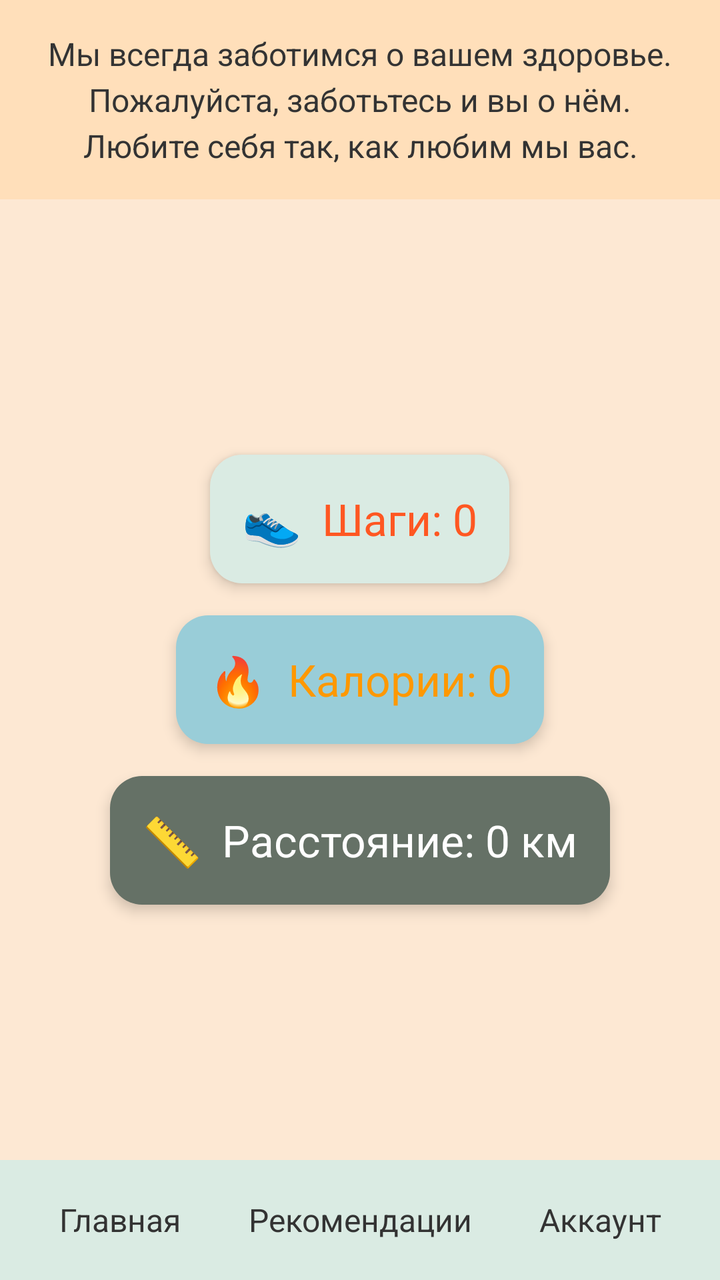
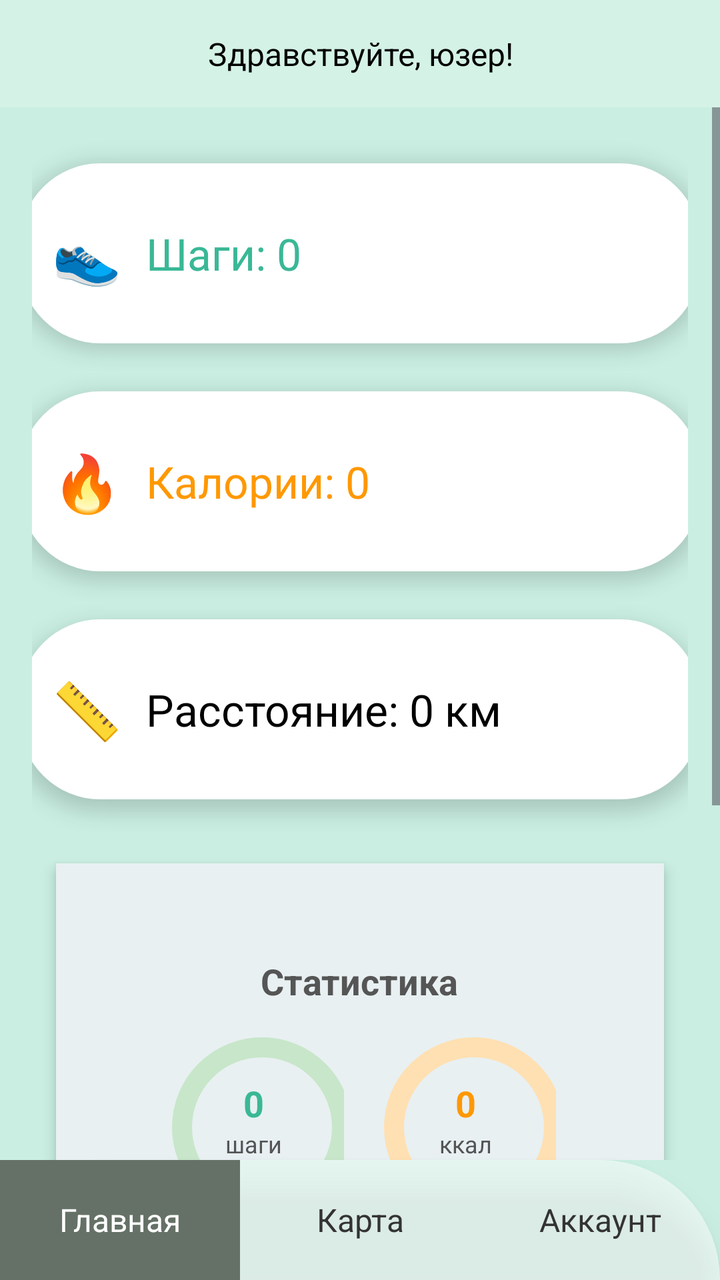

Two renders of the same Android screen: before a commit and after it. Below are the layout's source before the change and the commit's diff.
<!-- AndroidManifest.xml: application theme Theme.ProjectPAM -->
<!-- res/layout/activity_main.xml -->
<LinearLayout xmlns:android="http://schemas.android.com/apk/res/android"
    android:orientation="vertical"
    android:layout_width="match_parent"
    android:layout_height="match_parent"
    android:background="#fde8d3">

    
    <LinearLayout
        android:layout_width="match_parent"
        android:layout_height="wrap_content"
        android:padding="16dp"
        android:background="#ffdfba"
        android:orientation="vertical"
        android:gravity="center">

        <TextView
            android:layout_width="match_parent"
            android:layout_height="wrap_content"
            android:text="Мы всегда заботимся о вашем здоровье. Пожалуйста, заботьтесь и вы о нём. Любите себя так, как любим мы вас."
            android:textSize="16sp"
            android:textColor="#333333"
            android:gravity="center"
            android:lineSpacingExtra="4dp"/>
    </LinearLayout>

    
    <LinearLayout
        android:orientation="vertical"
        android:layout_width="match_parent"
        android:layout_height="0dp"
        android:layout_weight="1"
        android:gravity="center"
        android:padding="20dp">

        
        <LinearLayout
            android:layout_width="wrap_content"
            android:layout_height="wrap_content"
            android:orientation="horizontal"
            android:padding="16dp"
            android:layout_margin="8dp"
            android:background="@drawable/card_steps"
            android:gravity="center_vertical"
            android:elevation="4dp">

            <TextView
                android:layout_width="wrap_content"
                android:layout_height="wrap_content"
                android:text="👟"
                android:textSize="24sp"
                android:layout_marginEnd="10dp"/>

            <TextView
                android:id="@+id/stepsText"
                android:layout_width="wrap_content"
                android:layout_height="wrap_content"
                android:text="Шаги: 0"
                android:textSize="22sp"
                android:textColor="#ff5722"/>
        </LinearLayout>

        
        <LinearLayout
            android:layout_width="wrap_content"
            android:layout_height="wrap_content"
            android:orientation="horizontal"
            android:padding="16dp"
            android:layout_margin="8dp"
            android:background="@drawable/card_calories"
            android:gravity="center_vertical"
            android:elevation="4dp">

            <TextView
                android:layout_width="wrap_content"
                android:layout_height="wrap_content"
                android:text="🔥"
                android:textSize="24sp"
                android:layout_marginEnd="10dp"/>

            <TextView
                android:id="@+id/caloriesText"
                android:layout_width="wrap_content"
                android:layout_height="wrap_content"
                android:text="Калории: 0"
                android:textSize="22sp"
                android:textColor="#ff9800"/>
        </LinearLayout>

        
        <LinearLayout
            android:layout_width="wrap_content"
            android:layout_height="wrap_content"
            android:orientation="horizontal"
            android:padding="16dp"
            android:layout_margin="8dp"
            android:background="@drawable/card_distance"
            android:gravity="center_vertical"
            android:elevation="4dp">

            <TextView
                android:layout_width="wrap_content"
                android:layout_height="wrap_content"
                android:text="📏"
                android:textSize="24sp"
                android:layout_marginEnd="10dp"/>

            <TextView
                android:id="@+id/distanceText"
                android:layout_width="wrap_content"
                android:layout_height="wrap_content"
                android:text="Расстояние: 0 км"
                android:textSize="22sp"
                android:textColor="#ffffff"/>
        </LinearLayout>

    </LinearLayout>

    
    <LinearLayout
        android:layout_width="match_parent"
        android:layout_height="60dp"
        android:background="#daebe3"
        android:orientation="horizontal"
        android:gravity="center"
        android:weightSum="3">

        <TextView
            android:id="@+id/navHome"
            android:layout_width="0dp"
            android:layout_height="match_parent"
            android:layout_weight="1"
            android:gravity="center"
            android:text="Главная"
            android:textSize="16sp"
            android:textColor="#333333"/>

        <TextView
            android:id="@+id/navRecommendations"
            android:layout_width="0dp"
            android:layout_height="match_parent"
            android:layout_weight="1"
            android:gravity="center"
            android:text="Рекомендации"
            android:textSize="16sp"
            android:textColor="#333333"/>

        <TextView
            android:id="@+id/navAccount"
            android:layout_width="0dp"
            android:layout_height="match_parent"
            android:layout_weight="1"
            android:gravity="center"
            android:text="Аккаунт"
            android:textSize="16sp"
            android:textColor="#333333"/>
    </LinearLayout>

</LinearLayout>
<!-- resources referenced by this layout -->
<resources>
  <!-- drawable card_calories (drawable) -->
  <shape xmlns:android="http://schemas.android.com/apk/res/android" android:shape="rectangle">
      <solid android:color="#99cdd8"/>
      <corners android:radius="16dp"/>
  </shape>
  <!-- drawable card_distance (drawable) -->
  <shape xmlns:android="http://schemas.android.com/apk/res/android" android:shape="rectangle">
      <solid android:color="#657166"/>
      <corners android:radius="16dp"/>
  </shape>
  <!-- drawable card_steps (drawable) -->
  <shape xmlns:android="http://schemas.android.com/apk/res/android" android:shape="rectangle">
      <solid android:color="#daebe3"/>
      <corners android:radius="16dp"/>
  </shape>
  <style name="Theme.ProjectPAM" parent="Base.Theme.ProjectPAM" />
  <style name="Base.Theme.ProjectPAM" parent="Theme.Material3.DayNight.NoActionBar">
          
          
      </style>
</resources>

<!-- the commit's change to res/layout/activity_main.xml (unified diff, before → after) -->
@@ -1,128 +1,331 @@
 <LinearLayout xmlns:android="http://schemas.android.com/apk/res/android"
+    xmlns:app="http://schemas.android.com/apk/res-auto"
     android:orientation="vertical"
     android:layout_width="match_parent"
     android:layout_height="match_parent"
-    android:background="#fde8d3">
+    android:background="#CAEFE2">
 
     
     <LinearLayout
         android:layout_width="match_parent"
         android:layout_height="wrap_content"
-        android:padding="16dp"
-        android:background="#ffdfba"
+        android:background="#D4F2E5"
+        android:gravity="center"
         android:orientation="vertical"
-        android:gravity="center">
+        android:padding="16dp">
 
         <TextView
             android:layout_width="match_parent"
             android:layout_height="wrap_content"
-            android:text="Мы всегда заботимся о вашем здоровье. Пожалуйста, заботьтесь и вы о нём. Любите себя так, как любим мы вас."
-            android:textSize="16sp"
-            android:textColor="#333333"
             android:gravity="center"
-            android:lineSpacingExtra="4dp"/>
+            android:lineSpacingExtra="4dp"
+            android:text="Здравствуйте, юзер!"
+            android:textColor="#000000"
+            android:textSize="16sp" />
     </LinearLayout>
+
+    
+    <ScrollView
+        android:layout_width="match_parent"
+        android:layout_height="0dp"
+        android:layout_weight="1">
+
+        <LinearLayout
+            android:orientation="vertical"
+            android:layout_width="match_parent"
+            android:layout_height="wrap_content"
+            android:gravity="center_horizontal"
+            android:padding="16dp">
+
+            
+            <LinearLayout
+                android:layout_width="340dp"
+                android:layout_height="90dp"
+                android:orientation="horizontal"
+                android:padding="16dp"
+                android:layout_margin="12dp"
+                android:background="@drawable/card_steps"
+                android:gravity="center_vertical"
+                android:elevation="6dp">
+
+                <TextView
+                    android:layout_width="wrap_content"
+                    android:layout_height="wrap_content"
+                    android:text="👟"
+                    android:textSize="28sp"
+                    android:layout_marginEnd="12dp"/>
+
+                <TextView
+                    android:id="@+id/stepsText"
+                    android:layout_width="wrap_content"
+                    android:layout_height="wrap_content"
+                    android:text="Шаги: 0"
+                    android:textSize="22sp"
+                    android:textColor="#3AB896"/>
+            </LinearLayout>
+
+            
+            <LinearLayout
+                android:layout_width="340dp"
+                android:layout_height="90dp"
+                android:orientation="horizontal"
+                android:padding="16dp"
+                android:layout_margin="12dp"
+                android:background="@drawable/card_calories"
+                android:gravity="center_vertical"
+                android:elevation="6dp">
+
+                <TextView
+                    android:layout_width="wrap_content"
+                    android:layout_height="wrap_content"
+                    android:text="🔥"
+                    android:textSize="28sp"
+                    android:layout_marginEnd="12dp"/>
+
+                <TextView
+                    android:id="@+id/caloriesText"
+                    android:layout_width="wrap_content"
+                    android:layout_height="wrap_content"
+                    android:text="Калории: 0"
+                    android:textSize="22sp"
+                    android:textColor="#ff9800"/>
+            </LinearLayout>
+
+            
+            <LinearLayout
+                android:layout_width="340dp"
+                android:layout_height="90dp"
+                android:orientation="horizontal"
+                android:padding="16dp"
+                android:layout_margin="12dp"
+                android:background="@drawable/card_distance"
+                android:gravity="center_vertical"
+                android:elevation="6dp">
+
+                <TextView
+                    android:layout_width="wrap_content"
+                    android:layout_height="wrap_content"
+                    android:text="📏"
+                    android:textSize="28sp"
+                    android:layout_marginEnd="12dp"/>
+
+                <TextView
+                    android:id="@+id/distanceText"
+                    android:layout_width="wrap_content"
+                    android:layout_height="wrap_content"
+                    android:text="Расстояние: 0 км"
+                    android:textSize="22sp"
+                    android:textColor="#000000"/>
+            </LinearLayout>
+
+            
+            <LinearLayout
+                android:layout_width="match_parent"
+                android:layout_height="220dp"
+                android:layout_marginTop="20dp"
+                android:orientation="vertical"
+                android:gravity="center"
+                android:padding="16dp"
+                android:layout_marginHorizontal="12dp"
+                android:background="#e8f0f2"
+                android:elevation="4dp"
+                android:clipToOutline="true">
+
+                <TextView
+                    android:layout_width="wrap_content"
+                    android:layout_height="wrap_content"
+                    android:text="Статистика"
+                    android:textSize="18sp"
+                    android:textStyle="bold"
+                    android:textColor="#555555"
+                    android:layout_marginBottom="12dp"/>
+
+                <LinearLayout
+                    android:layout_width="match_parent"
+                    android:layout_height="wrap_content"
+                    android:orientation="horizontal"
+                    android:gravity="center"
+                    android:weightSum="2">
+
+                    
+                    <FrameLayout
+                        android:layout_width="90dp"
+                        android:layout_height="90dp"
+                        android:layout_marginEnd="16dp">
+
+                        <com.google.android.material.progressindicator.CircularProgressIndicator
+                            android:id="@+id/progressSteps"
+                            android:layout_width="match_parent"
+                            android:layout_height="match_parent"
+                            app:indicatorSize="90dp"
+                            app:trackThickness="10dp"
+                            app:indicatorColor="#3AB896"
+                            app:trackColor="#C8E6C9"/>
+
+                        <LinearLayout
+                            android:layout_width="match_parent"
+                            android:layout_height="match_parent"
+                            android:gravity="center"
+                            android:orientation="vertical">
+
+                            <TextView
+                                android:id="@+id/tvStepsProgress"
+                                android:layout_width="wrap_content"
+                                android:layout_height="wrap_content"
+                                android:text="0"
+                                android:textColor="#3AB896"
+                                android:textSize="18sp"
+                                android:textStyle="bold"/>
+
+                            <TextView
+                                android:layout_width="wrap_content"
+                                android:layout_height="wrap_content"
+                                android:text="шаги"
+                                android:textSize="12sp"
+                                android:textColor="#555555"/>
+                        </LinearLayout>
+                    </FrameLayout>
+
+                    
+                    <FrameLayout
+                        android:layout_width="90dp"
+                        android:layout_height="90dp">
+
+                        <com.google.android.material.progressindicator.CircularProgressIndicator
+                            android:id="@+id/progressCalories"
+                            android:layout_width="match_parent"
+                            android:layout_height="match_parent"
+                            app:indicatorSize="90dp"
+                            app:trackThickness="10dp"
+                            app:indicatorColor="#FF9800"
+                            app:trackColor="#FFE0B2"/>
+
+                        <LinearLayout
+                            android:layout_width="match_parent"
+                            android:layout_height="match_parent"
+                            android:gravity="center"
+                            android:orientation="vertical">
+
+                            <TextView
+                                android:id="@+id/tvCaloriesProgress"
+                                android:layout_width="wrap_content"
+                                android:layout_height="wrap_content"
+                                android:text="0"
+                                android:textColor="#FF9800"
+                                android:textSize="18sp"
+                                android:textStyle="bold"/>
+
+                            <TextView
+                                android:layout_width="wrap_content"
+                                android:layout_height="wrap_content"
+                                android:text="ккал"
+                                android:textSize="12sp"
+                                android:textColor="#555555"/>
+                        </LinearLayout>
+                    </FrameLayout>
+                </LinearLayout>
+            </LinearLayout>
+
+            
+            <LinearLayout
+                android:layout_width="match_parent"
+                android:layout_height="160dp"
+                android:layout_marginTop="20dp"
+                android:background="#dce7d8"
+                android:orientation="vertical"
+                android:gravity="center"
+                android:elevation="4dp"
+                android:padding="16dp"
+                android:clipToOutline="true"
+                android:layout_marginHorizontal="12dp">
+
+                <TextView
+                    android:layout_width="wrap_content"
+                    android:layout_height="wrap_content"
+                    android:text="Итог за неделю"
+                    android:textSize="18sp"
+                    android:textColor="#333333"
+                    android:textStyle="bold"
+                    android:layout_marginBottom="12dp"/>
+
+                <LinearLayout
+                    android:layout_width="match_parent"
+                    android:layout_height="80dp"
+                    android:orientation="horizontal"
+                    android:gravity="bottom|center"
+                    android:weightSum="3">
+
+                    <LinearLayout
+                        android:layout_width="0dp"
+                        android:layout_height="wrap_content"
+                        android:layout_weight="1"
+                        android:orientation="vertical"
+                        android:gravity="center_horizontal">
+
+                        <View
+                            android:layout_width="20dp"
+                            android:layout_height="50dp"
+                            android:background="#3AB896"
+                            android:layout_marginBottom="4dp"/>
+                        <TextView
+                            android:layout_width="wrap_content"
+                            android:layout_height="wrap_content"
+                            android:text="👟"
+                            android:textSize="14sp"/>
+                    </LinearLayout>
+
+                    <LinearLayout
+                        android:layout_width="0dp"
+                        android:layout_height="wrap_content"
+                        android:layout_weight="1"
+                        android:orientation="vertical"
+                        android:gravity="center_horizontal">
+
+                        <View
+                            android:layout_width="20dp"
+                            android:layout_height="70dp"
+                            android:background="#FF9800"
+                            android:layout_marginBottom="4dp"/>
+                        <TextView
+                            android:layout_width="wrap_content"
+                            android:layout_height="wrap_content"
+                            android:text="🔥"
+                            android:textSize="14sp"/>
+                    </LinearLayout>
+
+                    <LinearLayout
+                        android:layout_width="0dp"
+                        android:layout_height="wrap_content"
+                        android:layout_weight="1"
+                        android:orientation="vertical"
+                        android:gravity="center_horizontal">
+
+                        <View
+                            android:layout_width="20dp"
+                            android:layout_height="40dp"
+                            android:background="#000000"
+                            android:layout_marginBottom="4dp"/>
+                        <TextView
+                            android:layout_width="wrap_content"
+                            android:layout_height="wrap_content"
+                            android:text="📏"
+                            android:textSize="14sp"/>
+                    </LinearLayout>
+                </LinearLayout>
+            </LinearLayout>
+        </LinearLayout>
+    </ScrollView>
 
     
     <LinearLayout
-        android:orientation="vertical"
-        android:layout_width="match_parent"
-        android:layout_height="0dp"
-        android:layout_weight="1"
-        android:gravity="center"
-        android:padding="20dp">
-
-        
-        <LinearLayout
-            android:layout_width="wrap_content"
-            android:layout_height="wrap_content"
-            android:orientation="horizontal"
-            android:padding="16dp"
-            android:layout_margin="8dp"
-            android:background="@drawable/card_steps"
-            android:gravity="center_vertical"
-            android:elevation="4dp">
-
-            <TextView
-                android:layout_width="wrap_content"
-                android:layout_height="wrap_content"
-                android:text="👟"
-                android:textSize="24sp"
-                android:layout_marginEnd="10dp"/>
-
-            <TextView
-                android:id="@+id/stepsText"
-                android:layout_width="wrap_content"
-                android:layout_height="wrap_content"
-                android:text="Шаги: 0"
-                android:textSize="22sp"
-                android:textColor="#ff5722"/>
-        </LinearLayout>
-
-        
-        <LinearLayout
-            android:layout_width="wrap_content"
-            android:layout_height="wrap_content"
-            android:orientation="horizontal"
-            android:padding="16dp"
-            android:layout_margin="8dp"
-            android:background="@drawable/card_calories"
-            android:gravity="center_vertical"
-            android:elevation="4dp">
-
-            <TextView
-                android:layout_width="wrap_content"
-                android:layout_height="wrap_content"
-                android:text="🔥"
-                android:textSize="24sp"
-                android:layout_marginEnd="10dp"/>
-
-            <TextView
-                android:id="@+id/caloriesText"
-                android:layout_width="wrap_content"
-                android:layout_height="wrap_content"
-                android:text="Калории: 0"
-                android:textSize="22sp"
-                android:textColor="#ff9800"/>
-        </LinearLayout>
-
-        
-        <LinearLayout
-            android:layout_width="wrap_content"
-            android:layout_height="wrap_content"
-            android:orientation="horizontal"
-            android:padding="16dp"
-            android:layout_margin="8dp"
-            android:background="@drawable/card_distance"
-            android:gravity="center_vertical"
-            android:elevation="4dp">
-
-            <TextView
-                android:layout_width="wrap_content"
-                android:layout_height="wrap_content"
-                android:text="📏"
-                android:textSize="24sp"
-                android:layout_marginEnd="10dp"/>
-
-            <TextView
-                android:id="@+id/distanceText"
-                android:layout_width="wrap_content"
-                android:layout_height="wrap_content"
-                android:text="Расстояние: 0 км"
-                android:textSize="22sp"
-                android:textColor="#ffffff"/>
-        </LinearLayout>
-
-    </LinearLayout>
-
-    
-    <LinearLayout
+        android:id="@+id/navBar"
         android:layout_width="match_parent"
         android:layout_height="60dp"
-        android:background="#daebe3"
+        android:background="@drawable/nav_bar_background"
         android:orientation="horizontal"
         android:gravity="center"
-        android:weightSum="3">
+        android:weightSum="3"
+        android:elevation="8dp">
 
         <TextView
             android:id="@+id/navHome"
@@ -132,15 +335,16 @@
             android:gravity="center"
             android:text="Главная"
             android:textSize="16sp"
-            android:textColor="#333333"/>
+            android:textColor="#ffffff"
+            android:background="#657166"/>
 
         <TextView
-            android:id="@+id/navRecommendations"
+            android:id="@+id/navMap"
             android:layout_width="0dp"
             android:layout_height="match_parent"
             android:layout_weight="1"
             android:gravity="center"
-            android:text="Рекомендации"
+            android:text="Карта"
             android:textSize="16sp"
             android:textColor="#333333"/>
 
<!-- resource entries referenced after the edit -->
@@ -2,18 +2,36 @@
 <resources>
   <!-- drawable card_calories (drawable) -->
   <shape xmlns:android="http://schemas.android.com/apk/res/android" android:shape="rectangle">
-      <solid android:color="#99cdd8"/>
-      <corners android:radius="16dp"/>
+      <solid android:color="#FFFFFF"/>
+      <corners android:radius="40dp"/>
   </shape>
   <!-- drawable card_distance (drawable) -->
   <shape xmlns:android="http://schemas.android.com/apk/res/android" android:shape="rectangle">
-      <solid android:color="#657166"/>
-      <corners android:radius="16dp"/>
+      <solid android:color="#FFFFFF"/>
+      <corners android:radius="40dp"/>
   </shape>
   <!-- drawable card_steps (drawable) -->
   <shape xmlns:android="http://schemas.android.com/apk/res/android" android:shape="rectangle">
-      <solid android:color="#daebe3"/>
-      <corners android:radius="16dp"/>
+      <solid android:color="#FFFFFF"/>
+      <corners android:radius="40dp"/>
+  </shape>
+  <!-- drawable nav_bar_background (drawable) -->
+  <shape xmlns:android="http://schemas.android.com/apk/res/android"
+      android:shape="rectangle">
+  
+      <solid android:color="#88ffffff"/>
+  
+      <corners
+          android:topLeftRadius="80dp"
+          android:topRightRadius="80dp"
+          android:bottomLeftRadius="0dp"
+          android:bottomRightRadius="0dp"/>
+  
+      <padding
+          android:left="0dp"
+          android:top="0dp"
+          android:right="0dp"
+          android:bottom="0dp"/>
   </shape>
   <style name="Theme.ProjectPAM" parent="Base.Theme.ProjectPAM" />
   <style name="Base.Theme.ProjectPAM" parent="Theme.Material3.DayNight.NoActionBar">
